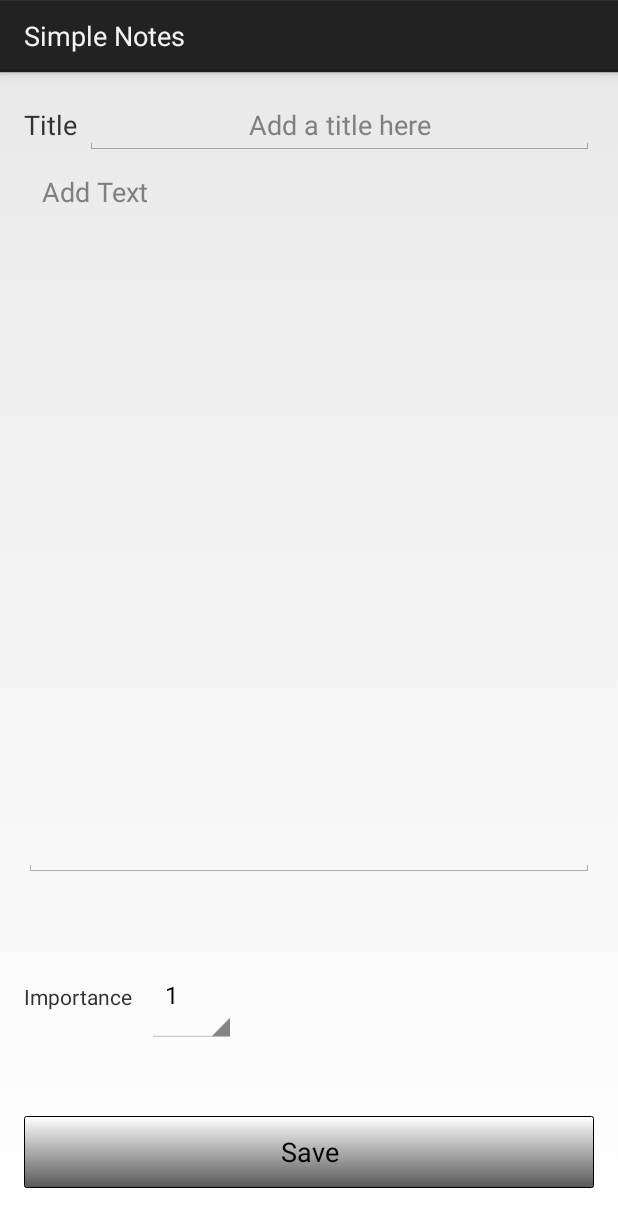
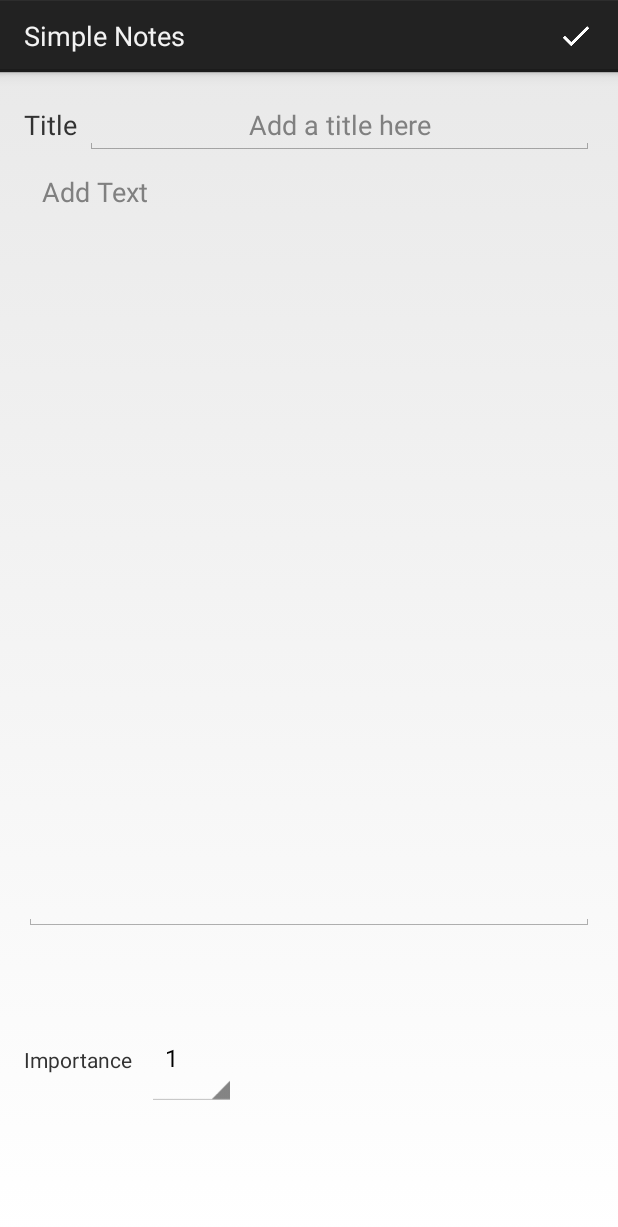
Before and after one commit to Dakstraede/SimpleNotes, an Android app: the screen it shows after launch (MainActivity), after a tap on "ADD", on a phone screen of 412 x 824 dp. Shown: the top 1227 px of the screen. Run offline under Robolectric (Android 15) with nearby library versions, the phone set to English and light mode, and no system bars.

Commit message:
Add note in action bar Validate and fix landscape orientation change

```diff
--- a/app/src/main/java/com/gp19/esgi/simplenotes/MainFragment.java
+++ b/app/src/main/java/com/gp19/esgi/simplenotes/MainFragment.java
@@ -38,7 +38,6 @@ public class MainFragment extends Fragment{
         return view;
     }
 
-
     @Override
     public void onCreateOptionsMenu(Menu menu, MenuInflater inflater) {
         inflater.inflate(R.menu.activity_itemlist, menu);
--- a/app/src/main/java/com/gp19/esgi/simplenotes/NoteListFragment.java
+++ b/app/src/main/java/com/gp19/esgi/simplenotes/NoteListFragment.java
@@ -85,6 +85,8 @@ public class NoteListFragment extends ListFragment implements AdapterView.OnItem
         EndlessAdapter adapter = new EndlessAdapter(getActivity().getBaseContext(), new ArrayList<Note>(), R.layout.row_layout);
         setListAdapter(adapter);
         getLoaderManager().initLoader(LOADER_ID, null, this);
+        if (getFragmentManager().findFragmentByTag("MainFragment").getView() != null)
+        {
             SearchView searchView = (SearchView) getActivity().findViewById(R.id.searchView);
             searchView.setOnQueryTextListener(this);
             searchView.setOnCloseListener(this);
@@ -97,6 +99,7 @@ public class NoteListFragment extends ListFragment implements AdapterView.OnItem
                     updateListonCheckStatusChange(isChecked);
                 }
             });
+        }
     }
 
     @Override
--- a/app/src/main/res/layout/fragment_add_note.xml
+++ b/app/src/main/res/layout/fragment_add_note.xml
@@ -69,11 +69,4 @@
             android:layout_weight="0.2" />
     </LinearLayout>
 
-    <Button
-        android:id="@+id/save_new_note"
-        android:layout_width="match_parent"
-        android:layout_height="wrap_content"
-        android:text="@string/button_save"
-        android:background="@drawable/add_button"/>
-
 </LinearLayout>
--- /dev/null
+++ b/app/src/main/res/menu/add_item_menu.xml
@@ -0,0 +1,11 @@
+<?xml version="1.0" encoding="utf-8"?>
+<menu xmlns:android="http://schemas.android.com/apk/res/android">
+    <item
+        android:id="@+id/done_edit"
+        android:icon="@drawable/ic_done_white_24dp"
+        android:showAsAction="ifRoom"
+        android:orderInCategory="10"
+        android:title="@string/save_button">
+    </item>
+
+</menu>
```
Also changed, not shown: app/src/main/java/com/gp19/esgi/simplenotes/AddNoteFragment.java (+24 -13 lines), app/src/main/res/layout/main_fragment.xml (+2 -10 lines). Lines whose indentation alone changed are shown as unchanged.
